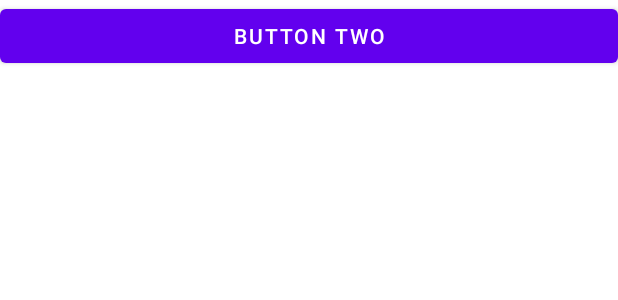
After one commit to summer20100514/android_study_for_interest, an Android app: the layout second_activity_layout.xml on its own in the app's theme, with its tools: preview values and no code run, on a phone screen of 412 x 824 dp. The commit adds this screen. Shown: the top 300 px of the screen. Run offline under Robolectric (Android 15) with nearby library versions, the phone set to English and light mode, and no system bars.

Commit message:
add three activity, learn intent usage
Signed-off-by: summerxu <1032755103@qq.com>

```diff
--- a/ActivityTest/app/build.gradle
+++ b/ActivityTest/app/build.gradle
@@ -32,6 +32,7 @@ dependencies {
 
     implementation 'androidx.appcompat:appcompat:1.2.0'
     implementation 'com.google.android.material:material:1.3.0'
+    implementation 'androidx.constraintlayout:constraintlayout:2.0.4'
     testImplementation 'junit:junit:4.+'
     androidTestImplementation 'androidx.test.ext:junit:1.1.2'
     androidTestImplementation 'androidx.test.espresso:espresso-core:3.3.0'
--- /dev/null
+++ b/ActivityTest/app/src/main/res/layout/second_activity_layout.xml
@@ -0,0 +1,12 @@
+<?xml version="1.0" encoding="utf-8"?>
+<LinearLayout xmlns:android="http://schemas.android.com/apk/res/android"
+    android:orientation="vertical" android:layout_width="match_parent"
+    android:layout_height="match_parent">
+
+    <Button
+        android:id="@+id/button_2"
+        android:layout_width="match_parent"
+        android:layout_height="wrap_content"
+        android:text="Button Two"
+        />
+</LinearLayout>
```
Also changed, not shown: ActivityTest/app/src/main/AndroidManifest.xml (+16 -0 lines), ActivityTest/app/src/main/java/com/example/activitytest/FirstActivity.java (+53 -5 lines), ActivityTest/app/src/main/java/com/example/activitytest/SecondActivity.java (added, +14 -0 lines), ActivityTest/app/src/main/java/com/example/activitytest/ThirdActivity.java (added, +14 -0 lines), ActivityTest/app/src/main/res/layout/third_activity_layout.xml (added, +12 -0 lines), ActivityTest/app/src/main/res/menu/main.xml (added, +7 -0 lines).
